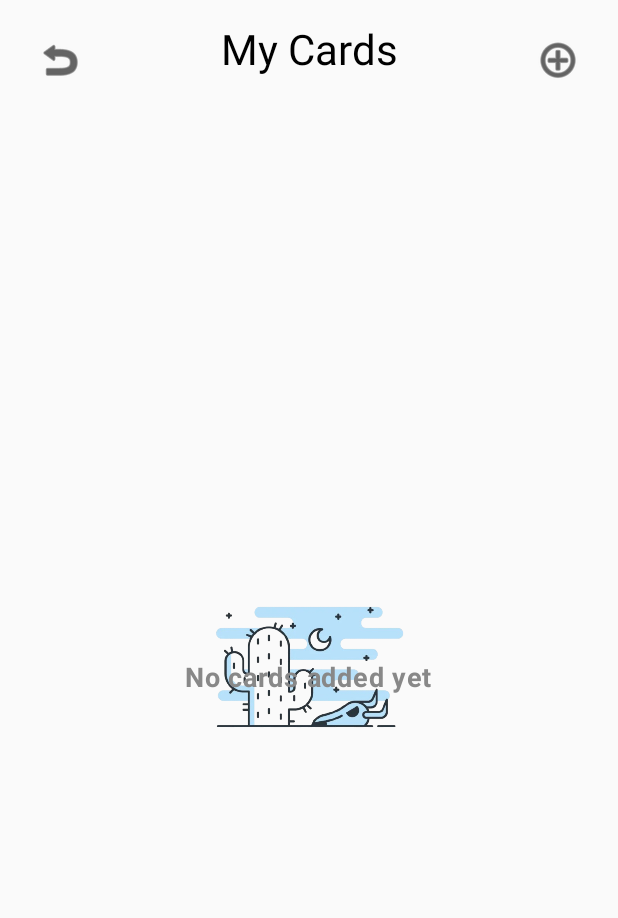
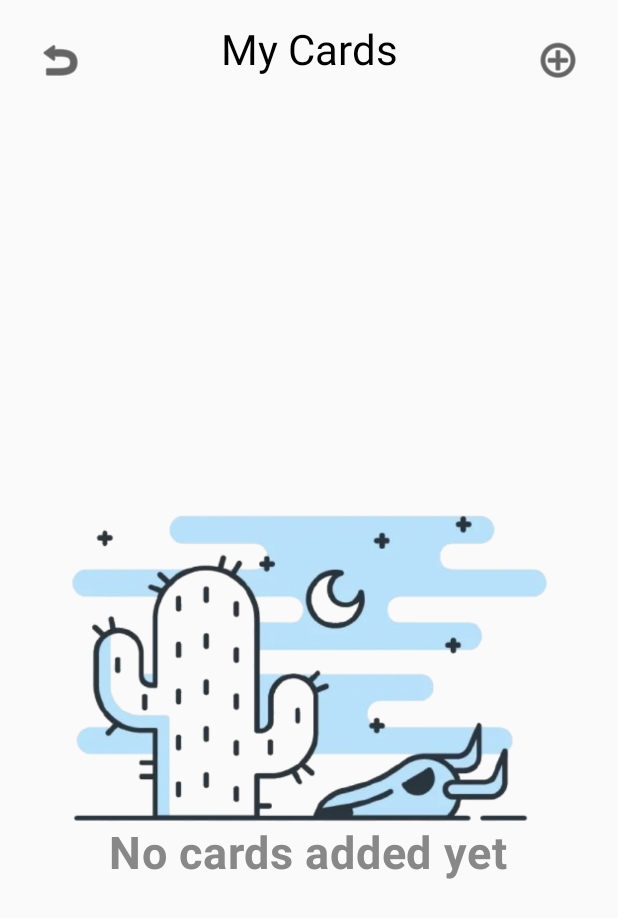
Before and after one commit to IT-Teacher/ITSchoolBank, an Android app built with Jetpack Compose: the screen it shows after launch (MainActivity), on a phone screen of 412 x 824 dp. Shown: the top 918 px of the screen. Run offline under Robolectric (Android 15) with nearby library versions, the phone set to English and light mode, and no system bars.

Commit message:
card complete

```diff
--- a/app/src/main/java/uz/itteacher/itschoolbank/MyCardsScreen.kt
+++ b/app/src/main/java/uz/itteacher/itschoolbank/MyCardsScreen.kt
@@ -48,12 +48,12 @@ fun MyCardsScreen(viewModel: CardViewModel, onAddCard: () -> Unit, onCardClick:
                 Image(
                     painter = painterResource(id = R.drawable.ic_empty),
                     contentDescription = "No cards",
-                    modifier = Modifier.size(150.dp)
+                    modifier = Modifier.size(650.dp)
                 )
                 Text(
                     text = "No cards added yet",
-                    modifier = Modifier.padding(top = 16.dp),
-                    fontSize = 18.sp,
+                    modifier = Modifier.padding(top = 250.dp),
+                    fontSize = 30.sp,
                     fontWeight = FontWeight.Bold,
                     color = Color.Gray
                 )
```
